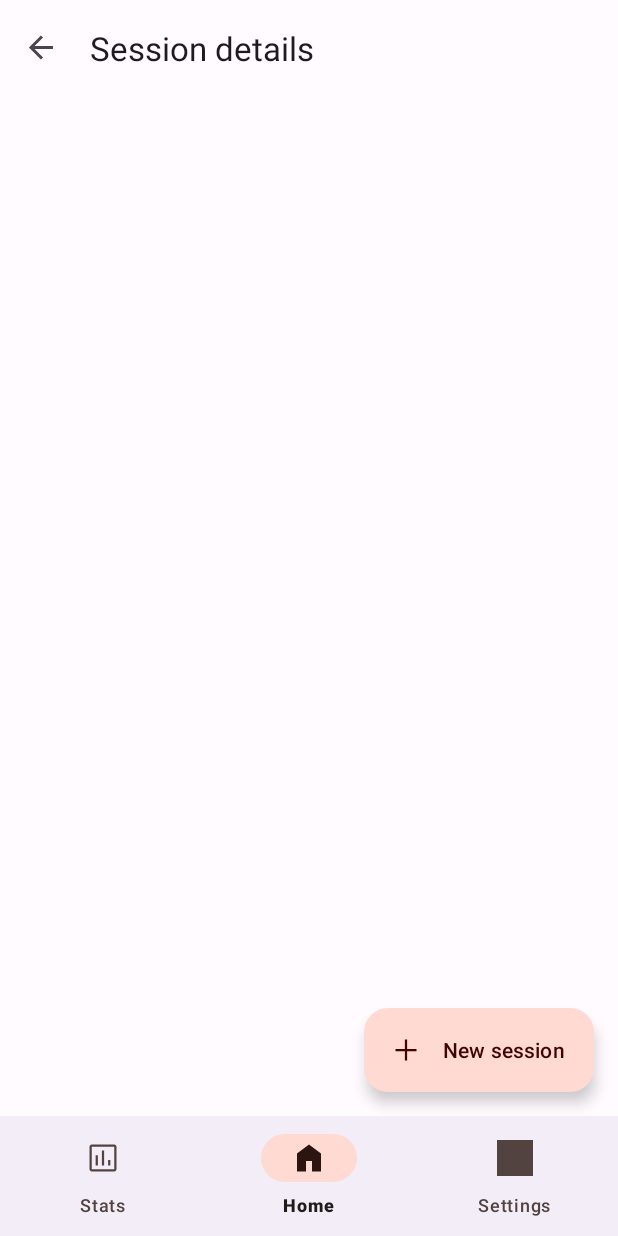
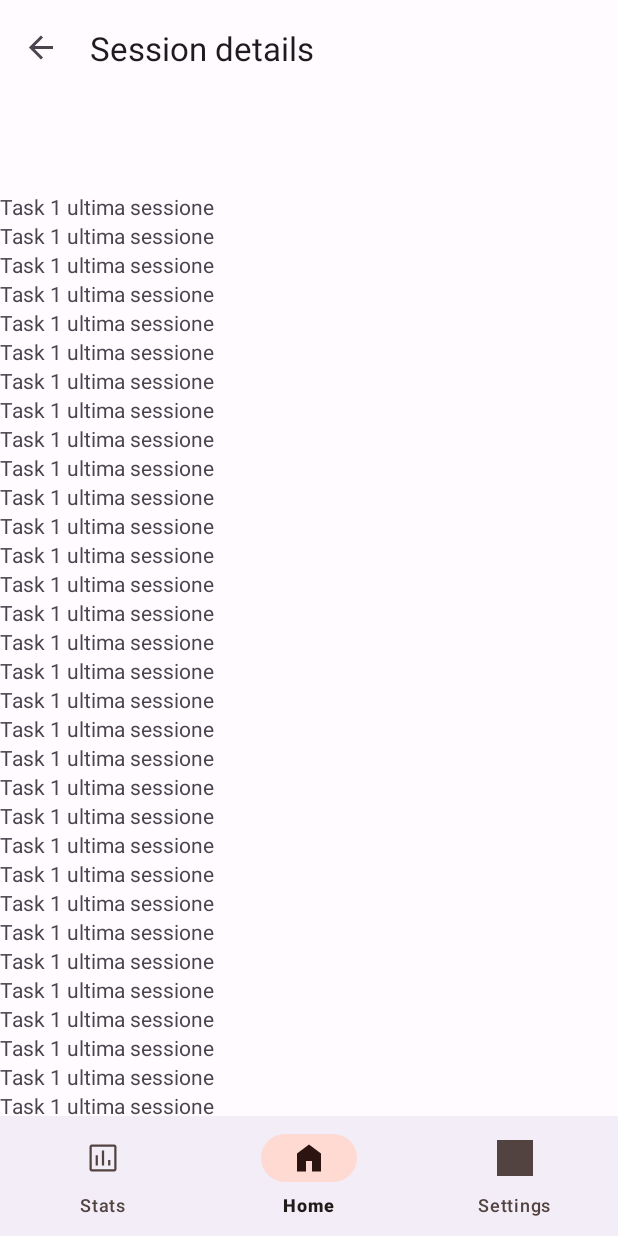
Before and after one commit to Aehronburn/Pomodoro-widget, an Android app: the screen it shows after launch (MainActivity), on a phone screen of 412 x 824 dp. Run offline under Robolectric (Android 15) with nearby library versions, the phone set to English and light mode, and no system bars; our stand-ins replace Room's generated code, navigation-ui; 1 statement that could not run was skipped.

Commit message:
Session details recycler view - working

```diff
--- a/app/src/main/java/it/unipd/dei/esp2023/session_details/SessionDetailsFragment.kt
+++ b/app/src/main/java/it/unipd/dei/esp2023/session_details/SessionDetailsFragment.kt
@@ -38,6 +38,7 @@ class SessionDetailsFragment : Fragment() {
                 Log.d(DEBUG_LOG_TAG, "trigger viewModel.taskList.observe")
                 Log.d(DEBUG_LOG_TAG, "Task list count: "+list.count())
                 theAdapter.setTaskList(list)
+                Log.d(DEBUG_LOG_TAG, "Dopo setTaskList")
         }
         recyclerView.adapter = theAdapter
 
--- a/app/src/main/java/it/unipd/dei/esp2023/session_details/SessionDetailsRecyclerViewAdapter.kt
+++ b/app/src/main/java/it/unipd/dei/esp2023/session_details/SessionDetailsRecyclerViewAdapter.kt
@@ -1,5 +1,6 @@
 package it.unipd.dei.esp2023.session_details
 
+import android.util.Log
 import android.view.LayoutInflater
 import android.view.View
 import android.view.ViewGroup
@@ -7,6 +8,7 @@ import android.widget.TextView
 import androidx.lifecycle.LiveData
 import androidx.recyclerview.widget.RecyclerView
 import it.unipd.dei.esp2023.R
+import it.unipd.dei.esp2023.database.Session
 import it.unipd.dei.esp2023.database.Task
 
 class SessionDetailsRecyclerViewAdapter : RecyclerView.Adapter<SessionDetailsRecyclerViewAdapter.SDetailsViewHolder>() {
@@ -17,6 +19,7 @@ class SessionDetailsRecyclerViewAdapter : RecyclerView.Adapter<SessionDetailsRec
         private val taskNameTextView: TextView = itemView.findViewById(R.id.taskNameSessionDetails)
 
         fun bind(task: Task) {
+            Log.d(SessionDetailsFragment.DEBUG_LOG_TAG, "bind ${task.name}")
             taskNameTextView.text = task.name
         }
     }
@@ -36,10 +39,15 @@ class SessionDetailsRecyclerViewAdapter : RecyclerView.Adapter<SessionDetailsRec
 
     // Displays data at a certain position
     override fun onBindViewHolder(holder: SDetailsViewHolder, position: Int) {
+        Log.d(SessionDetailsFragment.DEBUG_LOG_TAG, "onBindViewHolder position $position")
         holder.bind(taskList[position])
     }
     fun setTaskList(theList: List<Task>){
+        Log.d(SessionDetailsFragment.DEBUG_LOG_TAG, "inizio setTaskList")
+        Log.d(SessionDetailsFragment.DEBUG_LOG_TAG, "Lunghezza lista parametro: "+theList.count().toString())
         taskList = theList
+        Log.d(SessionDetailsFragment.DEBUG_LOG_TAG, "taskList aggiornata ${taskList.count()}")
         this.notifyDataSetChanged()
+        Log.d(SessionDetailsFragment.DEBUG_LOG_TAG, "this.notifyDataSetChanged()")
     }
 }
--- a/app/src/main/java/it/unipd/dei/esp2023/session_details/SessionDetailsViewModel.kt
+++ b/app/src/main/java/it/unipd/dei/esp2023/session_details/SessionDetailsViewModel.kt
@@ -1,6 +1,7 @@
 package it.unipd.dei.esp2023.session_details
 
 import android.app.Application
+import android.util.Log
 import androidx.lifecycle.AndroidViewModel
 import androidx.lifecycle.LiveData
 import it.unipd.dei.esp2023.database.PomodoroDatabase
@@ -15,14 +16,27 @@ class SessionDetailsViewModel(app: Application): AndroidViewModel(app) {
     private val myDao: PomodoroDatabaseDao
     var initialized: Boolean = false
 
-    var sessionId: Long
-        get() { return sessionId }
+    var sessionId: Long = 0
+        get() { return field }
         set(id: Long) {
+            Log.d(SessionDetailsFragment.DEBUG_LOG_TAG, "SessionDetailsViewModel set id: $id")
             if(!initialized){
-                sessionId = id
-                taskList = myDao.getTaskListFromSessionId(sessionId)
-                sessionInfo = myDao.getSessionFromId(sessionId)
+                Log.d(SessionDetailsFragment.DEBUG_LOG_TAG, "!initialized")
+                try {
+                    Log.d(SessionDetailsFragment.DEBUG_LOG_TAG, "Inizio try")
+                    field = id
+                    Log.d(SessionDetailsFragment.DEBUG_LOG_TAG, "Dopo set field")
+                    taskList = myDao.getTaskListFromSessionId(sessionId)
+                    sessionInfo = myDao.getSessionFromId(sessionId)
+                    Log.d(SessionDetailsFragment.DEBUG_LOG_TAG, "Dopo query")
+                }catch(e: Exception){
+                    Log.d(SessionDetailsFragment.DEBUG_LOG_TAG, "catch")
+                    Log.d(SessionDetailsFragment.DEBUG_LOG_TAG, e.toString())
+                }
                 initialized = true
+                Log.d(SessionDetailsFragment.DEBUG_LOG_TAG, "initialized settato true")
+            }else{
+                Log.d(SessionDetailsFragment.DEBUG_LOG_TAG, "already initialized")
             }
         }
 
--- a/app/src/main/java/it/unipd/dei/esp2023/sessions/SessionsFragment.kt
+++ b/app/src/main/java/it/unipd/dei/esp2023/sessions/SessionsFragment.kt
@@ -51,7 +51,7 @@ class SessionsFragment : Fragment() {
 
 
         // TODO toglimi
-        var listaLiveData: LiveData<List<Session>> = PomodoroDatabase.getInstance(requireContext()).databaseDao.getSessionList()
+        var listaLiveData: LiveData<List<Session>> = PomodoroDatabase.getInstance(requireContext()).databaseDao.getSessionListASC()
         lifecycleScope.launch {
             PomodoroDatabase.getInstance(requireContext()).databaseDao.insertSession(Session(0, "NomeSessione"))
         }
--- a/app/src/main/res/layout/fragment_session_details.xml
+++ b/app/src/main/res/layout/fragment_session_details.xml
@@ -4,7 +4,7 @@
     xmlns:tools="http://schemas.android.com/tools"
     android:layout_width="match_parent"
     android:layout_height="match_parent"
-    tools:context=".session_details.SessionDetails">
+    tools:context=".session_details.SessionDetailsFragment">
 
     <com.google.android.material.appbar.AppBarLayout
         android:id="@+id/app_bar_layout"
@@ -30,6 +30,7 @@
         app:layout_constraintEnd_toEndOf="parent"
         app:layout_constraintStart_toStartOf="parent"
         app:layout_constraintTop_toBottomOf="@+id/app_bar_layout"
-        app:layout_constraintBottom_toBottomOf="parent"/>
+        app:layout_constraintBottom_toBottomOf="parent"
+        app:layoutManager="LinearLayoutManager"/>
 
 </androidx.constraintlayout.widget.ConstraintLayout>
--- a/app/src/main/res/layout/session_details_task_item.xml
+++ b/app/src/main/res/layout/session_details_task_item.xml
@@ -3,11 +3,11 @@
     xmlns:app="http://schemas.android.com/apk/res-auto"
     xmlns:tools="http://schemas.android.com/tools"
     android:layout_width="match_parent"
-    android:layout_height="match_parent">
+    android:layout_height="wrap_content">
 
     <TextView
         android:id="@+id/taskNameSessionDetails"
-        android:layout_width="wrap_content"
+        android:layout_width="match_parent"
         android:layout_height="wrap_content"
         android:text=""
         app:layout_constraintBottom_toBottomOf="parent"
```
